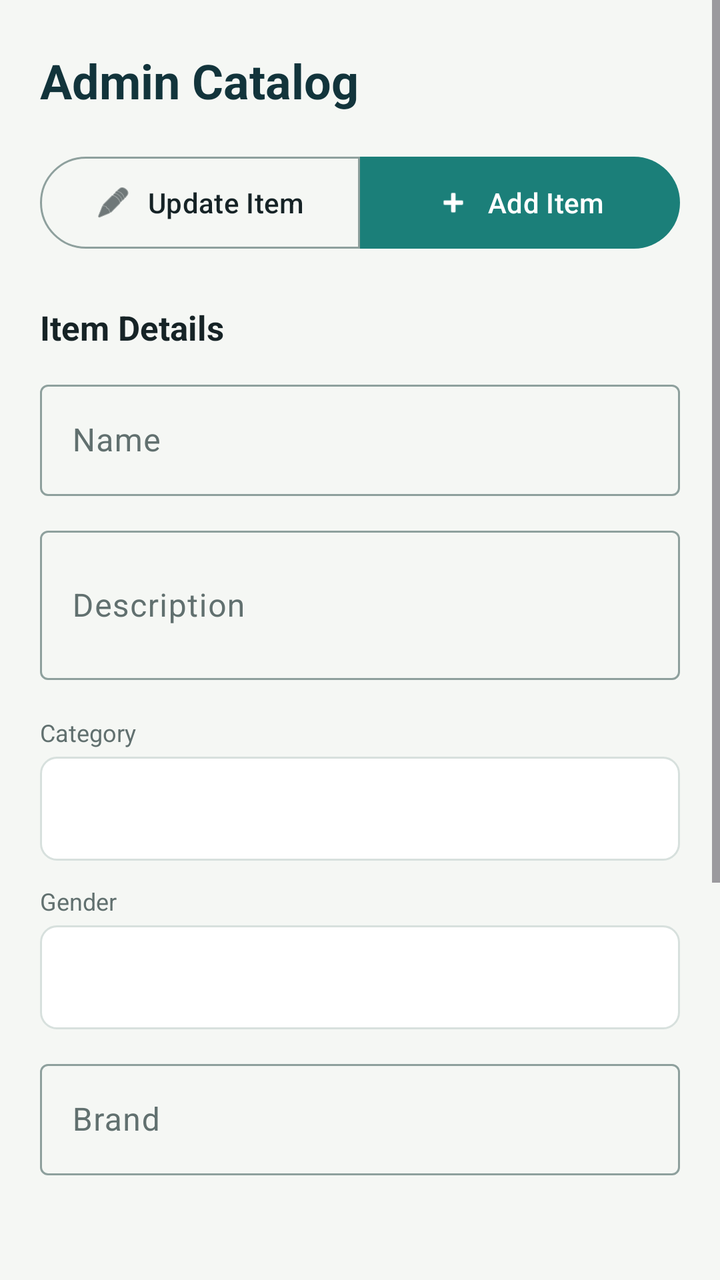
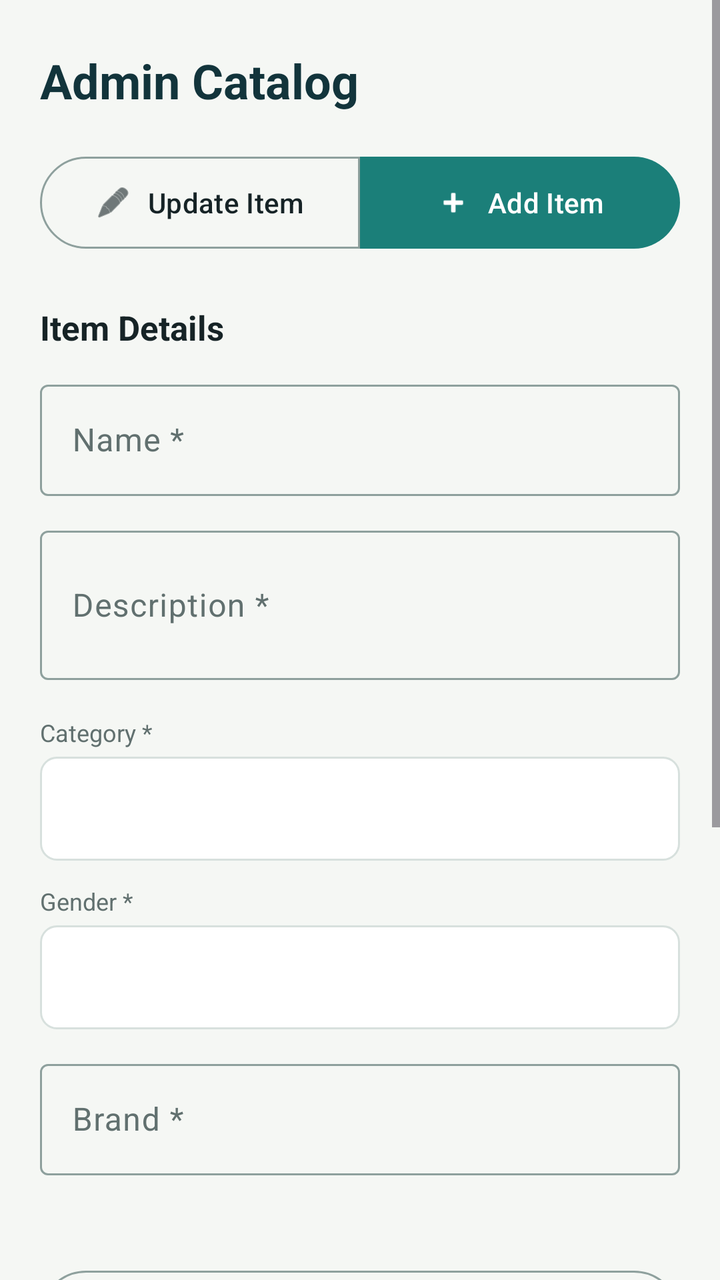

The first picture is an Android layout as it rendered before a commit; the second is the same layout after the commit. The layout source and the unified diff follow.
<!-- AndroidManifest.xml: application theme Theme.SmartFitApp -->
<!-- res/layout/activity_admin_catalog.xml -->
<?xml version="1.0" encoding="utf-8"?>
<ScrollView xmlns:android="http://schemas.android.com/apk/res/android"
    xmlns:app="http://schemas.android.com/apk/res-auto"
    android:layout_width="match_parent"
    android:layout_height="match_parent"
    android:background="@color/background"
    android:fillViewport="true">

    <LinearLayout
        android:layout_width="match_parent"
        android:layout_height="wrap_content"
        android:orientation="vertical"
        android:paddingStart="@dimen/screen_padding"
        android:paddingEnd="@dimen/screen_padding"
        android:paddingBottom="40dp">

        <TextView
            android:layout_width="match_parent"
            android:layout_height="wrap_content"
            android:layout_marginTop="24dp"
            android:layout_marginBottom="@dimen/card_padding"
            android:text="Admin Catalog"
            style="@style/Text.ScreenTitle" />

        
        <com.google.android.material.button.MaterialButtonToggleGroup
            android:layout_width="match_parent"
            android:layout_height="wrap_content"
            android:layout_marginBottom="@dimen/large_gap"
            android:orientation="horizontal"
            app:selectionRequired="true"
            app:singleSelection="true">

            <com.google.android.material.button.MaterialButton
                android:id="@+id/updateModeButton"
                style="@style/Widget.Material3.Button.OutlinedButton"
                android:layout_width="0dp"
                android:layout_height="@dimen/button_height"
                android:layout_weight="1"
                android:text="Update Item"
                android:textAllCaps="false"
                app:icon="@android:drawable/ic_menu_edit"
                app:iconGravity="textStart"
                app:iconPadding="8dp" />

            <com.google.android.material.button.MaterialButton
                android:id="@+id/addModeButton"
                style="@style/Widget.Material3.Button"
                android:layout_width="0dp"
                android:layout_height="@dimen/button_height"
                android:layout_marginStart="@dimen/small_gap"
                android:layout_weight="1"
                android:text="Add Item"
                android:textAllCaps="false"
                app:icon="@android:drawable/ic_input_add"
                app:iconGravity="textStart"
                app:iconPadding="8dp" />

        </com.google.android.material.button.MaterialButtonToggleGroup>

        
        <LinearLayout
            android:id="@+id/currentAvailableSection"
            android:layout_width="match_parent"
            android:layout_height="wrap_content"
            android:layout_marginBottom="@dimen/large_gap"
            android:orientation="vertical"
            android:visibility="gone">

            <TextView
                android:layout_width="match_parent"
                android:layout_height="wrap_content"
                android:layout_marginBottom="@dimen/element_gap"
                android:text="Current Available"
                style="@style/Text.SectionTitle" />

            <androidx.recyclerview.widget.RecyclerView
                android:id="@+id/itemsRecyclerView"
                android:layout_width="match_parent"
                android:layout_height="216dp"
                android:nestedScrollingEnabled="false" />

        </LinearLayout>

        
        <TextView
            android:layout_width="match_parent"
            android:layout_height="wrap_content"
            android:layout_marginBottom="@dimen/element_gap"
            android:text="Item Details"
            style="@style/Text.SectionTitle" />

        <com.google.android.material.textfield.TextInputLayout
            style="@style/Widget.Material3.TextInputLayout.OutlinedBox"
            android:layout_width="match_parent"
            android:layout_height="wrap_content"
            android:hint="Name">
            <com.google.android.material.textfield.TextInputEditText
                android:id="@+id/nameInput"
                android:layout_width="match_parent"
                android:layout_height="wrap_content" />
        </com.google.android.material.textfield.TextInputLayout>

        <com.google.android.material.textfield.TextInputLayout
            style="@style/Widget.Material3.TextInputLayout.OutlinedBox"
            android:layout_width="match_parent"
            android:layout_height="wrap_content"
            android:layout_marginTop="@dimen/element_gap"
            android:hint="Description">
            <com.google.android.material.textfield.TextInputEditText
                android:id="@+id/descriptionInput"
                android:layout_width="match_parent"
                android:layout_height="wrap_content"
                android:inputType="textMultiLine"
                android:minLines="2" />
        </com.google.android.material.textfield.TextInputLayout>

        <TextView
            android:layout_width="match_parent"
            android:layout_height="wrap_content"
            android:layout_marginTop="@dimen/card_padding"
            android:layout_marginBottom="4dp"
            android:text="Category"
            style="@style/Text.Label" />

        <Spinner
            android:id="@+id/categorySpinner"
            android:layout_width="match_parent"
            android:layout_height="52dp"
            android:background="@drawable/bg_spinner_outlined" />

        <TextView
            android:layout_width="match_parent"
            android:layout_height="wrap_content"
            android:layout_marginTop="@dimen/element_gap"
            android:layout_marginBottom="4dp"
            android:text="Gender"
            style="@style/Text.Label" />

        <Spinner
            android:id="@+id/genderSpinner"
            android:layout_width="match_parent"
            android:layout_height="52dp"
            android:background="@drawable/bg_spinner_outlined" />

        <com.google.android.material.textfield.TextInputLayout
            style="@style/Widget.Material3.TextInputLayout.OutlinedBox"
            android:layout_width="match_parent"
            android:layout_height="wrap_content"
            android:layout_marginTop="@dimen/element_gap"
            android:hint="Brand">
            <com.google.android.material.textfield.TextInputEditText
                android:id="@+id/brandInput"
                android:layout_width="match_parent"
                android:layout_height="wrap_content" />
        </com.google.android.material.textfield.TextInputLayout>

        
        <TextView
            android:id="@+id/selectedImageText"
            android:layout_width="match_parent"
            android:layout_height="wrap_content"
            android:layout_marginTop="@dimen/card_padding"
            android:textColor="@color/on_surface_variant"
            android:textSize="13sp" />

        <com.google.android.material.card.MaterialCardView
            android:id="@+id/selectedImageCard"
            android:layout_width="match_parent"
            android:layout_height="180dp"
            android:layout_marginTop="@dimen/small_gap"
            android:visibility="gone"
            app:cardCornerRadius="@dimen/small_radius"
            app:cardElevation="1dp"
            app:strokeColor="@color/primary"
            app:strokeWidth="1dp"
            app:cardBackgroundColor="@color/image_placeholder">

            <ImageView
                android:id="@+id/selectedImagePreview"
                android:layout_width="match_parent"
                android:layout_height="match_parent"
                android:adjustViewBounds="true"
                android:contentDescription="Selected catalog image"
                android:padding="8dp"
                android:scaleType="fitCenter" />
        </com.google.android.material.card.MaterialCardView>

        
        <View
            android:layout_width="match_parent"
            android:layout_height="1dp"
            android:layout_marginTop="@dimen/large_gap"
            android:layout_marginBottom="@dimen/card_padding"
            android:background="@color/divider" />

        <TextView
            android:layout_width="match_parent"
            android:layout_height="wrap_content"
            android:layout_marginBottom="@dimen/element_gap"
            android:text="Size Chart"
            style="@style/Text.SectionTitle" />

        <com.google.android.material.textfield.TextInputLayout
            style="@style/Widget.Material3.TextInputLayout.OutlinedBox"
            android:layout_width="match_parent"
            android:layout_height="wrap_content"
            android:hint="Sizes (comma separated)">
            <com.google.android.material.textfield.TextInputEditText
                android:id="@+id/chartSizesInput"
                android:layout_width="match_parent"
                android:layout_height="wrap_content"
                android:inputType="text" />
        </com.google.android.material.textfield.TextInputLayout>

        <CheckBox
            android:id="@+id/activeCheckbox"
            android:layout_width="match_parent"
            android:layout_height="@dimen/touch_target"
            android:layout_marginTop="@dimen/element_gap"
            android:text="Available"
            android:textColor="@color/on_surface"
            android:textSize="14sp" />

        <com.google.android.material.button.MaterialButton
            android:id="@+id/saveButton"
            style="@style/Widget.Material3.Button"
            android:layout_width="match_parent"
            android:layout_height="@dimen/button_height"
            android:layout_marginTop="@dimen/element_gap"
            android:text="Save Item"
            android:textAllCaps="false"
            app:icon="@android:drawable/ic_menu_save"
            app:iconGravity="textStart"
            app:iconPadding="8dp" />

        <TextView
            android:id="@+id/statusText"
            android:layout_width="match_parent"
            android:layout_height="wrap_content"
            android:layout_marginTop="@dimen/element_gap"
            android:textSize="13sp"
            android:visibility="gone" />

        <ProgressBar
            android:id="@+id/progressBar"
            android:layout_width="wrap_content"
            android:layout_height="wrap_content"
            android:layout_gravity="center_horizontal"
            android:layout_marginTop="@dimen/small_gap"
            android:visibility="gone" />

    </LinearLayout>
</ScrollView>
<!-- resources referenced by this layout -->
<resources>
  <color name="background">#F5F7F4</color>
  <color name="divider">#DDE6E3</color>
  <color name="image_placeholder">#EDF3F1</color>
  <color name="on_surface">#162326</color>
  <color name="on_surface_variant">#61706F</color>
  <color name="primary">#1B7F79</color>
  <dimen name="button_height">54dp</dimen>
  <dimen name="card_padding">18dp</dimen>
  <dimen name="element_gap">12dp</dimen>
  <dimen name="large_gap">24dp</dimen>
  <dimen name="screen_padding">20dp</dimen>
  <dimen name="small_gap">8dp</dimen>
  <dimen name="small_radius">8dp</dimen>
  <dimen name="touch_target">48dp</dimen>
  <!-- drawable bg_spinner_outlined (drawable) -->
  <?xml version="1.0" encoding="utf-8"?>
  <shape xmlns:android="http://schemas.android.com/apk/res/android">
      <solid android:color="@color/surface" />
      <corners android:radius="@dimen/small_radius" />
      <stroke
          android:width="1dp"
          android:color="@color/outline_variant" />
      <padding
          android:left="12dp"
          android:top="10dp"
          android:right="8dp"
          android:bottom="10dp" />
  </shape>
  <style name="Text.Label">
          <item name="android:textColor">@color/on_surface_variant</item>
          <item name="android:textSize">12sp</item>
      </style>
  <style name="Text.ScreenTitle">
          <item name="android:textColor">@color/primary_dark</item>
          <item name="android:textStyle">bold</item>
          <item name="android:textSize">24sp</item>
      </style>
  <style name="Text.SectionTitle">
          <item name="android:textColor">@color/on_surface</item>
          <item name="android:textStyle">bold</item>
          <item name="android:textSize">17sp</item>
      </style>
  <style name="Theme.SmartFitApp" parent="Base.Theme.SmartFitApp" />
  <color name="surface">#FFFFFF</color>
  <color name="outline_variant">#D7E0DD</color>
  <color name="primary_dark">#12343B</color>
  <style name="Base.Theme.SmartFitApp" parent="Theme.Material3.DayNight.NoActionBar">
          <item name="colorPrimary">@color/primary</item>
          <item name="colorOnPrimary">@color/on_primary</item>
          <item name="colorPrimaryContainer">@color/primary_container</item>
          <item name="colorOnPrimaryContainer">@color/on_primary_container</item>
          <item name="colorSecondary">@color/secondary</item>
          <item name="colorOnSecondary">@color/on_secondary</item>
          <item name="colorSecondaryContainer">@color/secondary_container</item>
          <item name="colorOnSecondaryContainer">@color/on_secondary_container</item>
          <item name="android:colorBackground">@color/background</item>
          <item name="colorSurface">@color/surface</item>
          <item name="colorOnSurface">@color/on_surface</item>
          <item name="colorSurfaceVariant">@color/surface_variant</item>
          <item name="colorOnSurfaceVariant">@color/on_surface_variant</item>
          <item name="colorError">@color/error</item>
          <item name="colorOnError">@color/on_error</item>
          <item name="colorErrorContainer">@color/error_container</item>
          <item name="colorOnErrorContainer">@color/on_error_container</item>
          <item name="colorOutline">@color/outline</item>
          <item name="colorOutlineVariant">@color/outline_variant</item>
      </style>
  <color name="on_primary">#FFFFFF</color>
  <color name="primary_container">#D7F2EE</color>
  <color name="on_primary_container">#052927</color>
  <color name="secondary">#B85C38</color>
  <color name="on_secondary">#FFFFFF</color>
  <color name="secondary_container">#FFE2D5</color>
  <color name="on_secondary_container">#3D1608</color>
  <color name="surface_variant">#E8F0ED</color>
  <color name="error">#B3261E</color>
  <color name="on_error">#FFFFFF</color>
  <color name="error_container">#F9DEDC</color>
  <color name="on_error_container">#410E0B</color>
  <color name="outline">#8EA09D</color>
</resources>

<!-- the commit's change to res/layout/activity_admin_catalog.xml (unified diff, before → after) -->
@@ -1,6 +1,7 @@
 <?xml version="1.0" encoding="utf-8"?>
 <ScrollView xmlns:android="http://schemas.android.com/apk/res/android"
     xmlns:app="http://schemas.android.com/apk/res-auto"
+    android:id="@+id/adminCatalogScroll"
     android:layout_width="match_parent"
     android:layout_height="match_parent"
     android:background="@color/background"
@@ -91,10 +92,11 @@
             style="@style/Text.SectionTitle" />
 
         <com.google.android.material.textfield.TextInputLayout
-            style="@style/Widget.Material3.TextInputLayout.OutlinedBox"
-            android:layout_width="match_parent"
-            android:layout_height="wrap_content"
-            android:hint="Name">
+            android:id="@+id/nameInputLayout"
+            style="@style/Widget.Material3.TextInputLayout.OutlinedBox"
+            android:layout_width="match_parent"
+            android:layout_height="wrap_content"
+            android:hint="Name *">
             <com.google.android.material.textfield.TextInputEditText
                 android:id="@+id/nameInput"
                 android:layout_width="match_parent"
@@ -102,11 +104,12 @@
         </com.google.android.material.textfield.TextInputLayout>
 
         <com.google.android.material.textfield.TextInputLayout
-            style="@style/Widget.Material3.TextInputLayout.OutlinedBox"
-            android:layout_width="match_parent"
-            android:layout_height="wrap_content"
-            android:layout_marginTop="@dimen/element_gap"
-            android:hint="Description">
+            android:id="@+id/descriptionInputLayout"
+            style="@style/Widget.Material3.TextInputLayout.OutlinedBox"
+            android:layout_width="match_parent"
+            android:layout_height="wrap_content"
+            android:layout_marginTop="@dimen/element_gap"
+            android:hint="Description *">
             <com.google.android.material.textfield.TextInputEditText
                 android:id="@+id/descriptionInput"
                 android:layout_width="match_parent"
@@ -120,7 +123,7 @@
             android:layout_height="wrap_content"
             android:layout_marginTop="@dimen/card_padding"
             android:layout_marginBottom="4dp"
-            android:text="Category"
+            android:text="Category *"
             style="@style/Text.Label" />
 
         <Spinner
@@ -134,7 +137,7 @@
             android:layout_height="wrap_content"
             android:layout_marginTop="@dimen/element_gap"
             android:layout_marginBottom="4dp"
-            android:text="Gender"
+            android:text="Gender *"
             style="@style/Text.Label" />
 
         <Spinner
@@ -144,11 +147,12 @@
             android:background="@drawable/bg_spinner_outlined" />
 
         <com.google.android.material.textfield.TextInputLayout
-            style="@style/Widget.Material3.TextInputLayout.OutlinedBox"
-            android:layout_width="match_parent"
-            android:layout_height="wrap_content"
-            android:layout_marginTop="@dimen/element_gap"
-            android:hint="Brand">
+            android:id="@+id/brandInputLayout"
+            style="@style/Widget.Material3.TextInputLayout.OutlinedBox"
+            android:layout_width="match_parent"
+            android:layout_height="wrap_content"
+            android:layout_marginTop="@dimen/element_gap"
+            android:hint="Brand *">
             <com.google.android.material.textfield.TextInputEditText
                 android:id="@+id/brandInput"
                 android:layout_width="match_parent"
@@ -163,6 +167,18 @@
             android:layout_marginTop="@dimen/card_padding"
             android:textColor="@color/on_surface_variant"
             android:textSize="13sp" />
+
+        <com.google.android.material.button.MaterialButton
+            android:id="@+id/chooseImageButton"
+            style="@style/Widget.Material3.Button.OutlinedButton"
+            android:layout_width="match_parent"
+            android:layout_height="@dimen/button_height"
+            android:layout_marginTop="@dimen/small_gap"
+            android:text="Choose Image *"
+            android:textAllCaps="false"
+            app:icon="@android:drawable/ic_menu_gallery"
+            app:iconGravity="textStart"
+            app:iconPadding="8dp" />
 
         <com.google.android.material.card.MaterialCardView
             android:id="@+id/selectedImageCard"
@@ -202,10 +218,11 @@
             style="@style/Text.SectionTitle" />
 
         <com.google.android.material.textfield.TextInputLayout
-            style="@style/Widget.Material3.TextInputLayout.OutlinedBox"
-            android:layout_width="match_parent"
-            android:layout_height="wrap_content"
-            android:hint="Sizes (comma separated)">
+            android:id="@+id/chartSizesInputLayout"
+            style="@style/Widget.Material3.TextInputLayout.OutlinedBox"
+            android:layout_width="match_parent"
+            android:layout_height="wrap_content"
+            android:hint="Sizes (comma separated) *">
             <com.google.android.material.textfield.TextInputEditText
                 android:id="@+id/chartSizesInput"
                 android:layout_width="match_parent"
@@ -218,7 +235,7 @@
             android:layout_width="match_parent"
             android:layout_height="@dimen/touch_target"
             android:layout_marginTop="@dimen/element_gap"
-            android:text="Available"
+            android:text="Available *"
             android:textColor="@color/on_surface"
             android:textSize="14sp" />
 
